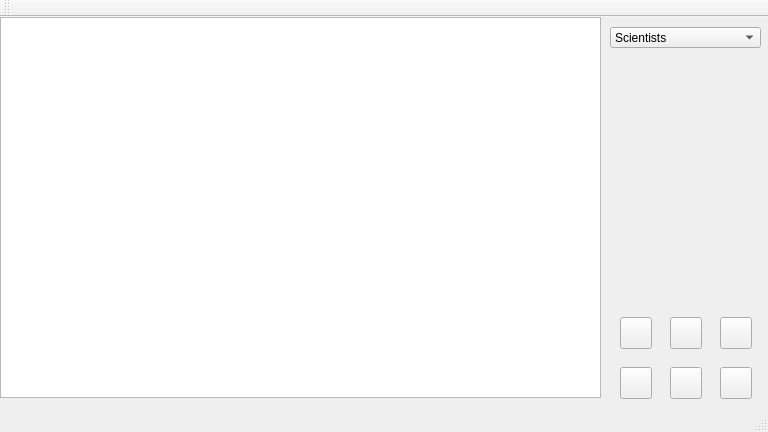
First picture: the form in 3Vikna/gui.ui, repository OArnarsson/Qt-SQLite-DesktopApp, before the edit.
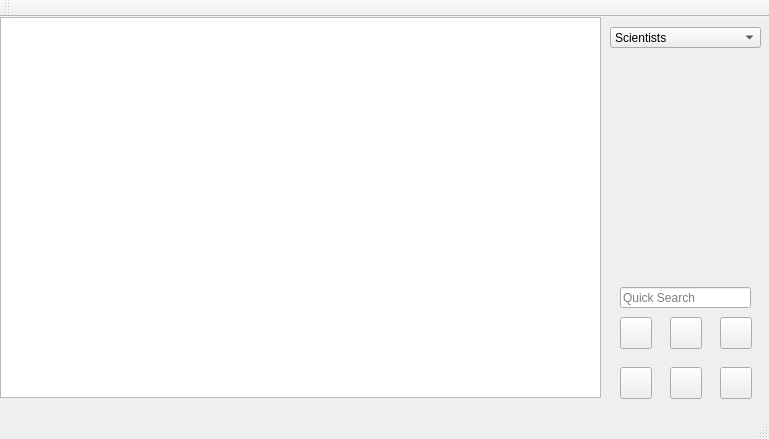
Second picture: the form after the edit. Icons and pictures are not drawn.

Commit message:
Started data<>Gui connection
I no no how to english.

The GuI loads up scientists as it starts. you can travel between both
the scientist and computer databases. created a quicksearch to test.

What changed in the file:
```diff
--- a/3Vikna/gui.ui
+++ b/3Vikna/gui.ui
@@ -6,8 +6,8 @@
    <rect>
     <x>0</x>
     <y>0</y>
-    <width>768</width>
-    <height>432</height>
+    <width>769</width>
+    <height>439</height>
    </rect>
   </property>
   <property name="minimumSize">
@@ -295,6 +295,19 @@
      </size>
     </property>
    </widget>
+   <widget class="QLineEdit" name="searchbar">
+    <property name="geometry">
+     <rect>
+      <x>620</x>
+      <y>270</y>
+      <width>131</width>
+      <height>21</height>
+     </rect>
+    </property>
+    <property name="placeholderText">
+     <string>Quick Search</string>
+    </property>
+   </widget>
   </widget>
   <widget class="QMenuBar" name="menuBar">
    <property name="geometry">
```
Left out of the diff: 2 changed lines with no effect on the pictures. The commit also changes 3 other files.
